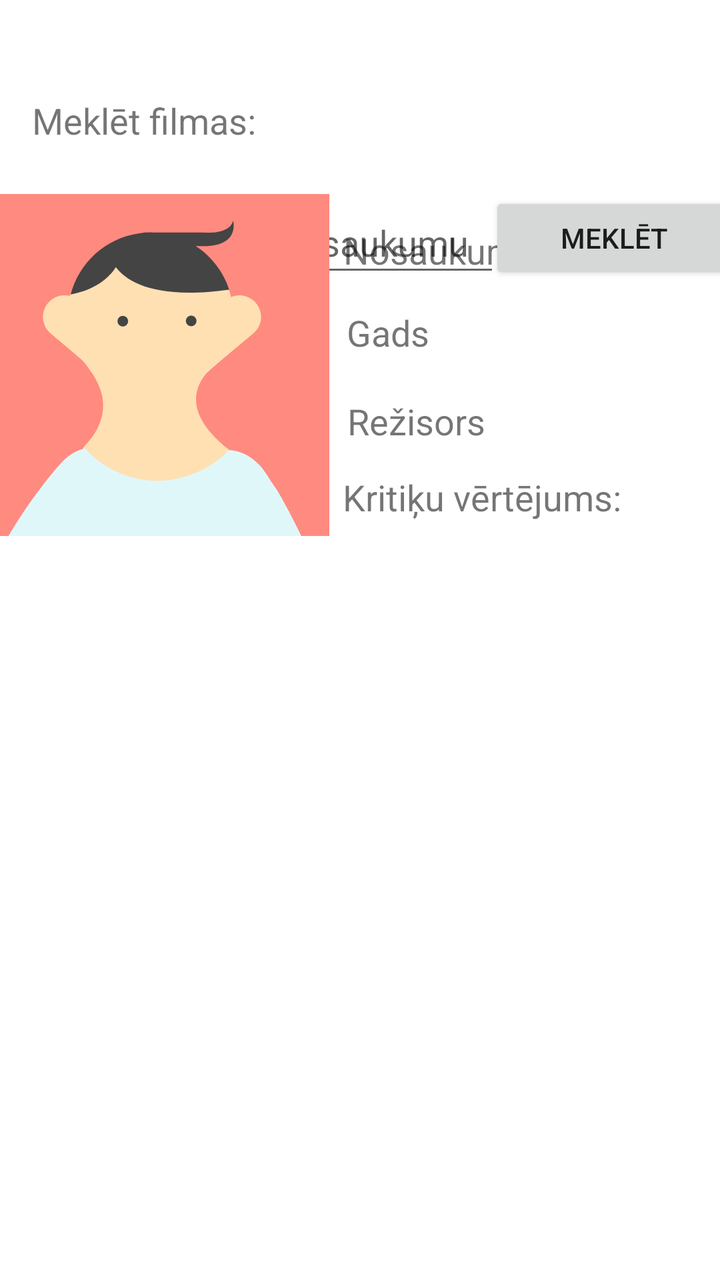
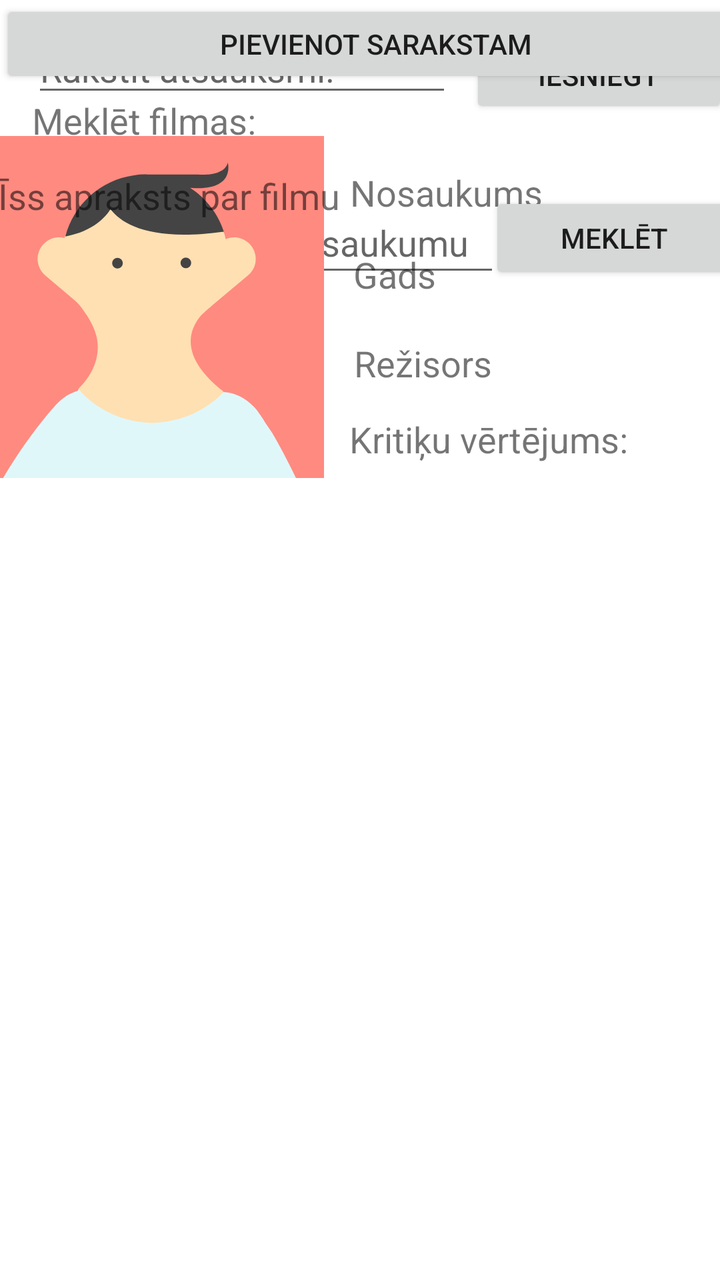

Before-and-after screenshots of an Android layout around one commit, followed by the original layout XML and the change that was made.
<!-- AndroidManifest.xml: application theme Theme.Movie_Watchlist_APP -->
<!-- res/layout/meklesanas_rezultatu_logs.xml -->
<?xml version="1.0" encoding="utf-8"?>
<androidx.constraintlayout.widget.ConstraintLayout xmlns:android="http://schemas.android.com/apk/res/android"
    xmlns:app="http://schemas.android.com/apk/res-auto"
    xmlns:tools="http://schemas.android.com/tools"
    android:layout_width="match_parent"
    android:layout_height="match_parent">

    <TextView
        android:id="@+id/textView"
        android:layout_width="wrap_content"
        android:layout_height="wrap_content"
        android:layout_marginStart="16dp"
        android:layout_marginTop="48dp"
        android:text="Meklēt filmas:"
        android:textSize="18sp"
        app:layout_constraintStart_toStartOf="parent"
        app:layout_constraintTop_toTopOf="parent" />

    <EditText
        android:id="@+id/editTextText5"
        android:layout_width="234dp"
        android:layout_height="47dp"
        android:layout_marginStart="16dp"
        android:layout_marginTop="24dp"
        android:ems="10"
        android:hint="Ievadiet filmas nosaukumu"
        android:inputType="text"
        app:layout_constraintStart_toStartOf="parent"
        app:layout_constraintTop_toBottomOf="@+id/textView" />

    <Button
        android:id="@+id/button9"
        android:layout_width="125dp"
        android:layout_height="46dp"
        android:layout_marginTop="96dp"
        android:text="Meklēt"
        app:layout_constraintEnd_toEndOf="parent"
        app:layout_constraintHorizontal_bias="0.365"
        app:layout_constraintStart_toEndOf="@+id/editTextText5"
        app:layout_constraintTop_toTopOf="parent" />

    <androidx.constraintlayout.widget.ConstraintLayout
        android:layout_width="380dp"
        android:layout_height="487dp"
        android:layout_marginBottom="56dp"
        app:layout_constraintBottom_toBottomOf="parent"
        app:layout_constraintEnd_toEndOf="parent"
        app:layout_constraintHorizontal_bias="0.494"
        app:layout_constraintStart_toStartOf="parent">

        <ImageView
            android:id="@+id/imageView2"
            android:layout_width="177dp"
            android:layout_height="171dp"
            app:srcCompat="@drawable/avatar_1"
            tools:layout_editor_absoluteX="-4dp"
            tools:layout_editor_absoluteY="-3dp" />

        <TextView
            android:id="@+id/textView7"
            android:layout_width="119dp"
            android:layout_height="25dp"
            android:layout_marginTop="16dp"
            android:layout_marginEnd="80dp"
            android:text="Nosaukums"
            android:textSize="18sp"
            app:layout_constraintEnd_toEndOf="parent"
            app:layout_constraintTop_toTopOf="parent" />

        <TextView
            android:id="@+id/textView8"
            android:layout_width="wrap_content"
            android:layout_height="wrap_content"
            android:layout_marginTop="16dp"
            android:layout_marginEnd="156dp"
            android:text="Gads"
            android:textSize="18sp"
            app:layout_constraintEnd_toEndOf="parent"
            app:layout_constraintTop_toBottomOf="@+id/textView7" />

        <TextView
            android:id="@+id/textView9"
            android:layout_width="81dp"
            android:layout_height="26dp"
            android:layout_marginTop="20dp"
            android:layout_marginEnd="116dp"
            android:text="Režisors"
            android:textSize="18sp"
            app:layout_constraintEnd_toEndOf="parent"
            app:layout_constraintTop_toBottomOf="@+id/textView8" />

        <TextView
            android:id="@+id/textView10"
            android:layout_width="wrap_content"
            android:layout_height="wrap_content"
            android:layout_marginTop="12dp"
            android:layout_marginEnd="60dp"
            android:text="Kritiķu vērtējums:"
            android:textSize="18sp"
            app:layout_constraintEnd_toEndOf="parent"
            app:layout_constraintTop_toBottomOf="@+id/textView9" />
    </androidx.constraintlayout.widget.ConstraintLayout>

</androidx.constraintlayout.widget.ConstraintLayout>
<!-- resources referenced by this layout -->
<resources>
  <!-- drawable avatar_1: vector/xml drawable (drawable, 2395 chars, omitted) -->
  <style name="Theme.Movie_Watchlist_APP" parent="Theme.MaterialComponents.DayNight.DarkActionBar">
          
          <item name="colorPrimary">@color/purple_500</item>
          <item name="colorPrimaryVariant">@color/purple_700</item>
          <item name="colorOnPrimary">@color/white</item>
          
          <item name="colorSecondary">@color/teal_200</item>
          <item name="colorSecondaryVariant">@color/teal_700</item>
          <item name="colorOnSecondary">@color/black</item>
          
          <item name="android:statusBarColor">?attr/colorPrimaryVariant</item>
          
      </style>
  <color name="purple_500">#FF6200EE</color>
  <color name="purple_700">#FF3700B3</color>
  <color name="white">#FFFFFFFF</color>
  <color name="teal_200">#FF03DAC5</color>
  <color name="teal_700">#FF018786</color>
  <color name="black">#FF000000</color>
</resources>

<!-- the commit's change to res/layout/meklesanas_rezultatu_logs.xml (unified diff, before → after) -->
@@ -40,12 +40,12 @@
         app:layout_constraintTop_toTopOf="parent" />
 
     <androidx.constraintlayout.widget.ConstraintLayout
-        android:layout_width="380dp"
-        android:layout_height="487dp"
-        android:layout_marginBottom="56dp"
+        android:layout_width="386dp"
+        android:layout_height="300dp"
+        android:layout_marginBottom="272dp"
         app:layout_constraintBottom_toBottomOf="parent"
         app:layout_constraintEnd_toEndOf="parent"
-        app:layout_constraintHorizontal_bias="0.494"
+        app:layout_constraintHorizontal_bias="0.48"
         app:layout_constraintStart_toStartOf="parent">
 
         <ImageView
@@ -99,6 +99,82 @@
             android:textSize="18sp"
             app:layout_constraintEnd_toEndOf="parent"
             app:layout_constraintTop_toBottomOf="@+id/textView9" />
+
+        <androidx.constraintlayout.widget.ConstraintLayout
+            android:layout_width="384dp"
+            android:layout_height="129dp"
+            tools:layout_editor_absoluteX="1dp"
+            tools:layout_editor_absoluteY="170dp">
+
+            <TextView
+                android:id="@+id/textView5"
+                android:layout_width="357dp"
+                android:layout_height="94dp"
+                android:text="Īss apraksts par filmu"
+                android:textSize="18sp"
+                app:layout_constraintBottom_toBottomOf="parent"
+                app:layout_constraintEnd_toEndOf="parent"
+                app:layout_constraintHorizontal_bias="0.407"
+                app:layout_constraintStart_toStartOf="parent"
+                app:layout_constraintTop_toTopOf="parent" />
+        </androidx.constraintlayout.widget.ConstraintLayout>
+
     </androidx.constraintlayout.widget.ConstraintLayout>
 
+    <androidx.constraintlayout.widget.ConstraintLayout
+        android:layout_width="380dp"
+        android:layout_height="183dp"
+        tools:layout_editor_absoluteX="16dp"
+        tools:layout_editor_absoluteY="465dp">
+
+        <EditText
+            android:id="@+id/editTextText6"
+            android:layout_width="wrap_content"
+            android:layout_height="wrap_content"
+            android:layout_marginTop="12dp"
+            android:ems="10"
+            android:hint="Rakstīt atsauksmi:"
+            android:inputType="text"
+            app:layout_constraintEnd_toStartOf="@+id/button10"
+            app:layout_constraintHorizontal_bias="0.64"
+            app:layout_constraintStart_toStartOf="parent"
+            app:layout_constraintTop_toTopOf="parent" />
+
+        <Button
+            android:id="@+id/button10"
+            android:layout_width="129dp"
+            android:layout_height="43dp"
+            android:layout_marginTop="16dp"
+            android:layout_marginEnd="16dp"
+            android:text="Iesniegt"
+            app:layout_constraintEnd_toEndOf="parent"
+            app:layout_constraintTop_toTopOf="parent" />
+
+        <androidx.constraintlayout.widget.ConstraintLayout
+            android:layout_width="378dp"
+            android:layout_height="122dp"
+            tools:layout_editor_absoluteX="1dp"
+            tools:layout_editor_absoluteY="60dp">
+
+            <TextView
+                android:id="@+id/textView11"
+                android:layout_width="363dp"
+                android:layout_height="99dp"
+                android:text="Citu lietotāju atsauksmes par šo filmu"
+                android:textSize="16sp"
+                app:layout_constraintBottom_toBottomOf="parent"
+                app:layout_constraintEnd_toEndOf="parent"
+                app:layout_constraintStart_toStartOf="parent"
+                app:layout_constraintTop_toTopOf="parent" />
+        </androidx.constraintlayout.widget.ConstraintLayout>
+    </androidx.constraintlayout.widget.ConstraintLayout>
+
+    <Button
+        android:id="@+id/button11"
+        android:layout_width="376dp"
+        android:layout_height="44dp"
+        android:text="Pievienot sarakstam"
+        tools:layout_editor_absoluteX="16dp"
+        tools:layout_editor_absoluteY="657dp" />
+
 </androidx.constraintlayout.widget.ConstraintLayout>
